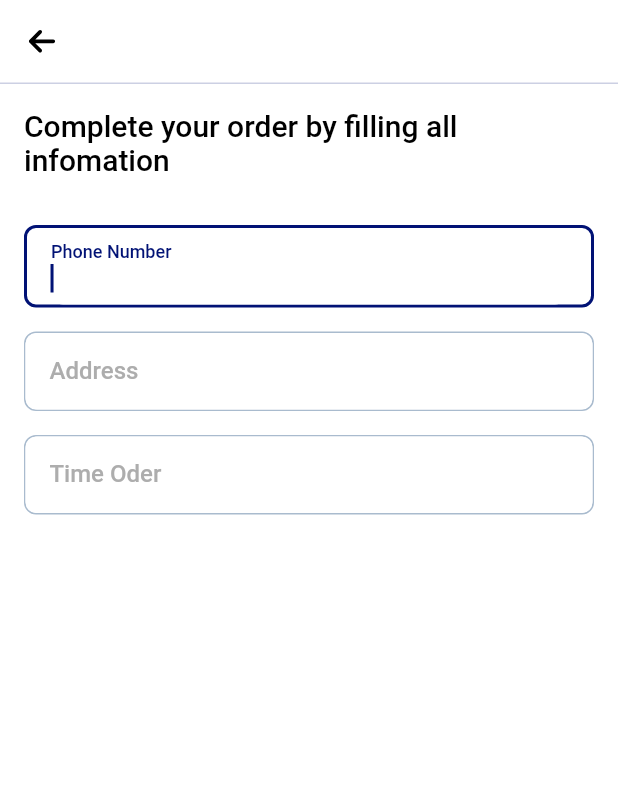
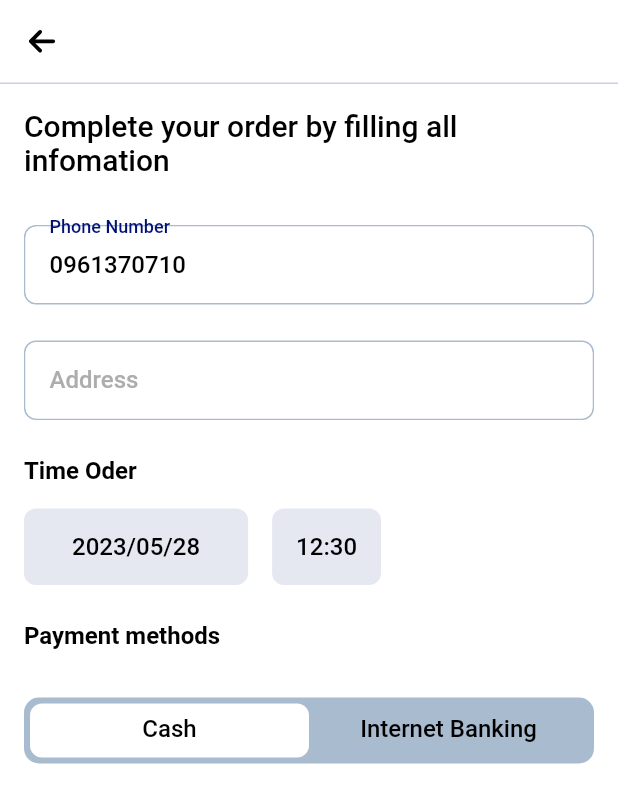
Before and after one commit to dong-dam-0079/flutter_shop_calendar, a Flutter app: the PayView screen opened directly with empty values, on a phone screen of 412 x 824 dp. Shown: the top 803 px of the screen. Run offline on Flutter 3.47's test engine with Material 2 defaults, Android fonts, the phone set to English and light mode, and no system bars; our stand-ins replace dio, either_dart, firebase_auth, firebase_core, fluro, flutter_rating_bar and 9 more; accounts and stored records are empty; generated files the repository leaves out were written again; Roboto replaces fonts that are missing (NotoSansJP).

Commit message:
feat: add cash method pay view

```diff
--- a/lib/l10n/intl_en.arb
+++ b/lib/l10n/intl_en.arb
@@ -20,5 +20,8 @@
   "complete_your_order": "Complete your order by filling all infomation",
   "address": "Address",
   "phone_number": "Phone Number",
-  "time_order": "Time Oder"
+  "time_order": "Time Oder",
+  "pay_method": "Payment methods",
+  "cash_method": "Cash",
+  "atm_method": "Internet Banking"
 }
--- a/lib/presentation/view/cart/pay_view.dart
+++ b/lib/presentation/view/cart/pay_view.dart
@@ -1,5 +1,6 @@
 import 'package:flutter/material.dart';
 import 'package:flutter_svg/flutter_svg.dart';
+import 'package:shop_laptop_project/common/base/base_mixin.dart';
 import 'package:shop_laptop_project/common/constants/assets.dart';
 import 'package:shop_laptop_project/common/res/colors.dart';
 import 'package:shop_laptop_project/data/model/order_model.dart';
@@ -19,15 +20,25 @@ class PayView extends StatefulWidget {
   State<PayView> createState() => _PayViewState();
 }
 
-class _PayViewState extends State<PayView> {
+class _PayViewState extends State<PayView>
+    with BaseMixin, SingleTickerProviderStateMixin {
   final _addressCtrl = TextEditingController();
-  final _timeOrderCtrl = TextEditingController();
   final _phoneCtrl = TextEditingController();
+
+  late TabController _tabController;
+
+  @override
+  void initState() {
+    super.initState();
+    _phoneCtrl.text = '0961370710';
+    _tabController = TabController(length: 2, vsync: this);
+  }
 
   @override
   void dispose() {
     super.dispose();
     _addressCtrl.dispose();
+    _tabController.dispose();
   }
 
   @override
@@ -37,6 +48,7 @@ class _PayViewState extends State<PayView> {
       body: SingleChildScrollView(
         padding: const EdgeInsets.all(DimensRes.sp16),
         child: Column(
+          crossAxisAlignment: CrossAxisAlignment.start,
           children: [
             Text(
               S.current.complete_your_order,
@@ -49,9 +61,9 @@ class _PayViewState extends State<PayView> {
               textInputAction: TextInputAction.next,
               keyboardType: TextInputType.number,
               obscureText: false,
-              autoFocus: true,
+              autoFocus: false,
             ),
-            Gaps.vGap16,
+            Gaps.vGap24,
             _buildOrderInfo(
               labelText: S.current.address,
               controller: _addressCtrl,
@@ -60,18 +72,112 @@ class _PayViewState extends State<PayView> {
               obscureText: false,
               autoFocus: false,
             ),
-            Gaps.vGap16,
-            _buildOrderInfo(
-              labelText: S.current.time_order,
-              controller: _timeOrderCtrl,
-              textInputAction: TextInputAction.done,
-              keyboardType: TextInputType.text,
-              obscureText: false,
-              autoFocus: false,
+            Gaps.vGap24,
+            Text(
+              S.current.time_order,
+              style: CommonTextStyles.mediumBold,
             ),
             Gaps.vGap16,
+            _buildTimeOrder(),
+            Gaps.vGap24,
+            Text(
+              S.current.pay_method,
+              style: CommonTextStyles.mediumBold,
+            ),
+            Gaps.vGap16,
+            _buildPaymentMethods(),
+            SizedBox(
+              height: DimensRes.sp8,
+              child: TabBarView(
+                controller: _tabController,
+                children: [
+                  Container(),
+                  Container(),
+                ],
+              ),
+            ),
           ],
         ),
+      ),
+    );
+  }
+
+  Widget _buildTimeOrder() {
+    return Row(
+      children: [
+        InkWell(
+          onTap: () {},
+          child: Container(
+            padding: const EdgeInsets.symmetric(
+              vertical: DimensRes.sp16,
+              horizontal: DimensRes.sp32,
+            ),
+            decoration: BoxDecoration(
+              color: ColorsRes.primary.withOpacity(0.1),
+              borderRadius: BorderRadius.circular(DimensRes.sp8),
+            ),
+            child: const Align(
+                alignment: Alignment.center,
+                child: Text(
+                  '2023/05/28',
+                  style: CommonTextStyles.medium,
+                )),
+          ),
+        ),
+        Gaps.hGap16,
+        InkWell(
+          onTap: () {},
+          child: Container(
+            padding: const EdgeInsets.all(DimensRes.sp16),
+            decoration: BoxDecoration(
+              color: ColorsRes.primary.withOpacity(0.1),
+              borderRadius: BorderRadius.circular(DimensRes.sp8),
+            ),
+            child: const Text(
+              '12:30',
+              style: CommonTextStyles.medium,
+            ),
+          ),
+        )
+      ],
+    );
+  }
+
+  Widget _buildPaymentMethods() {
+    return Container(
+      height: DimensRes.sp44,
+      width: double.infinity,
+      margin: const EdgeInsets.symmetric(
+        vertical: DimensRes.sp16,
+      ),
+      padding: const EdgeInsets.all(DimensRes.sp4),
+      decoration: const BoxDecoration(
+        borderRadius: BorderRadius.all(Radius.circular(DimensRes.sp10)),
+        color: ColorsRes.borderGray,
+      ),
+      child: TabBar(
+        controller: _tabController,
+        indicator: BoxDecoration(
+          borderRadius: BorderRadius.circular(DimensRes.sp8),
+          color: Colors.white,
+        ),
+        tabs: [
+          _buildTab(S.current.cash_method),
+          _buildTab(S.current.atm_method),
+        ],
+        indicatorColor: ColorsRes.transparent,
+        labelStyle: CommonTextStyles.medium,
+        labelColor: ColorsRes.primary,
+        unselectedLabelColor: ColorsRes.primary,
+      ),
+    );
+  }
+
+  Tab _buildTab(String title) {
+    return Tab(
+      child: Text(
+        title,
+        style: CommonTextStyles.medium,
       ),
     );
   }
```
Also changed, not shown: lib/generated/intl/messages_all.dart, lib/generated/intl/messages_en.dart, lib/generated/l10n.dart.
